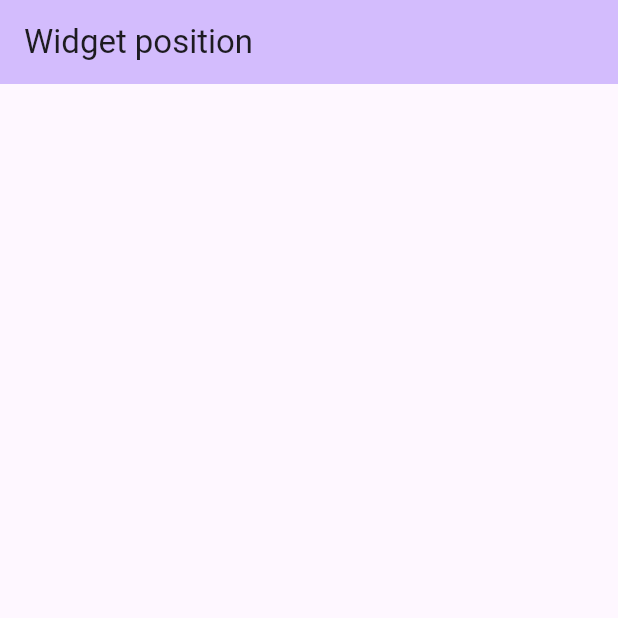
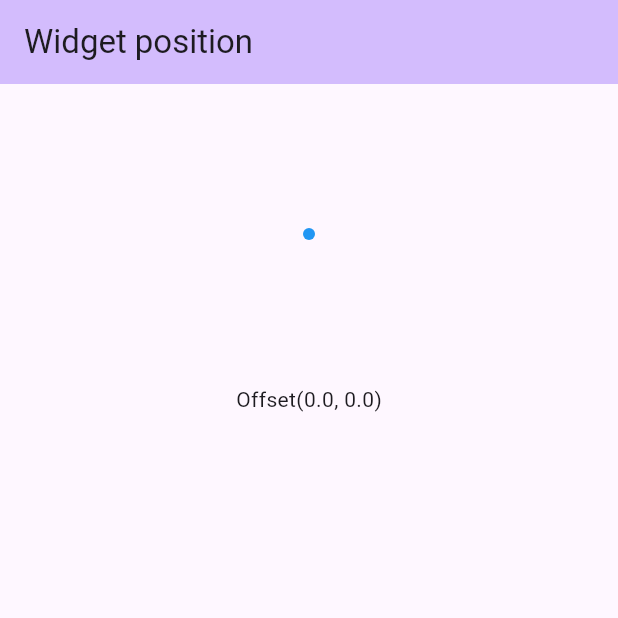
Before and after one commit to famarrero/widget_position, a Flutter app: the screen it shows after launch, on a phone screen of 412 x 824 dp, the top half of it. Run offline on Flutter 3.47's test engine with Material 2 defaults, Android fonts, the light colour scheme and no system bars; our stand-ins replace flutter_bloc.

Commit message:
-Add OffsetReportingWidget

```diff
--- /dev/null
+++ b/lib/offset_reporting_widget.dart
@@ -0,0 +1,52 @@
+import 'package:flutter/material.dart';
+import 'package:flutter/rendering.dart';
+
+/// A widget that wraps another widget and reports any offset changes via a RenderOffsetReportingBox.
+class OffsetReportingWidget extends SingleChildRenderObjectWidget {
+  /// Callback that could be executed when the widget changes its offset
+  /// This callback provides the new offset through this property
+  final ValueChanged<Offset>? onOffsetChanged;
+
+  /// Creates a new OffsetReportingWidget widget.
+  const OffsetReportingWidget({
+    Key? key,
+    required Widget child,
+    this.onOffsetChanged,
+  }) : super(key: key, child: child);
+
+  /// Creates the RenderObject that will be used to render this widget.
+  @override
+  RenderObject createRenderObject(BuildContext context) {
+    return RenderOffsetReportingBox(
+      offsetChanged: onOffsetChanged,
+    ); // Uses a RenderOffsetReportingBox to report offset changes.
+  }
+}
+
+/// A subclass of RenderProxyBox that adds the ability to report offset changes in a widget.
+class RenderOffsetReportingBox extends RenderProxyBox {
+  /// Callback that will be executed when the offset of the widget has been changed
+  /// This callback is provided by the [OffsetReportingWidget]
+  final ValueChanged<Offset>? offsetChanged;
+
+  /// The previous offset of the widget that will perform layout
+  Offset? _currentOffset;
+
+  /// Constructor for the RenderOffsetReportingBox class.
+  RenderOffsetReportingBox({this.offsetChanged});
+
+  /// Method called when widget layout is being performed.
+  @override
+  void performLayout() {
+    super.performLayout();
+
+    final offset = localToGlobal(Offset.zero);
+
+    // while (offset == Offset.zero) {
+      if (offset != _currentOffset) {
+        _currentOffset = offset;
+        offsetChanged?.call(offset);
+      }
+    // }
+  }
+}
--- /dev/null
+++ b/lib/stack_cubit.dart
@@ -0,0 +1,13 @@
+import 'package:flutter/material.dart';
+import 'package:flutter_bloc/flutter_bloc.dart';
+
+class StackCubit extends Cubit<Offset> {
+  StackCubit()
+      : super(
+          Offset.zero,
+        );
+
+  void notifyOffsetWidget(Offset offset) {
+    emit(offset);
+  }
+}
--- a/lib/stack_page.dart
+++ b/lib/stack_page.dart
@@ -1,7 +1,22 @@
 import 'package:flutter/material.dart';
+import 'package:flutter_bloc/flutter_bloc.dart';
+import 'package:widget_position/offset_reporting_widget.dart';
+import 'package:widget_position/stack_cubit.dart';
 
 class StackPage extends StatelessWidget {
   const StackPage({Key? key}) : super(key: key);
+
+  @override
+  Widget build(BuildContext context) {
+    return BlocProvider(
+      create: (context) => StackCubit(),
+      child: const StackContent(),
+    );
+  }
+}
+
+class StackContent extends StatelessWidget {
+  const StackContent({Key? key}) : super(key: key);
 
   @override
   Widget build(BuildContext context) {
@@ -10,13 +25,34 @@ class StackPage extends StatelessWidget {
         title: const Text('Widget position'),
         backgroundColor: Theme.of(context).colorScheme.inversePrimary,
       ),
-      body: const SizedBox(
-        height: 50.0,
-        width: double.infinity,
-        child: Stack(
-          children: [],
-        ),
-      ),
+      body: BlocBuilder<StackCubit, Offset>(builder: (context, state) {
+        return Column(
+          children: [
+            SizedBox(
+              height: 200.0,
+              width: double.infinity,
+              child: Stack(
+                alignment: AlignmentDirectional.center,
+                children: [
+                  OffsetReportingWidget(
+                    onOffsetChanged: (offset) =>
+                        context.read<StackCubit>().notifyOffsetWidget(offset),
+                    child: Container(
+                      height: 8,
+                      width: 8,
+                      decoration: BoxDecoration(
+                        color: Theme.of(context).colorScheme.primary,
+                        shape: BoxShape.circle,
+                      ),
+                    ),
+                  ),
+                ],
+              ),
+            ),
+            Text(state.toString())
+          ],
+        );
+      }),
     );
   }
 }
```
Also changed, not shown: pubspec.yaml (+4 -31 lines), pubspec.lock.
